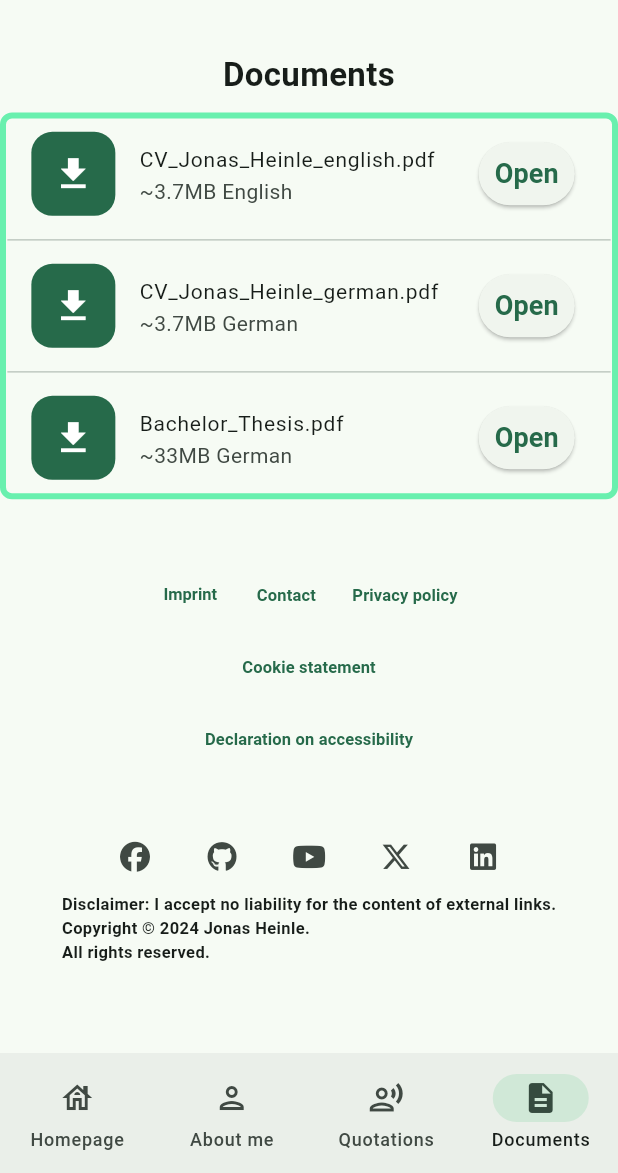
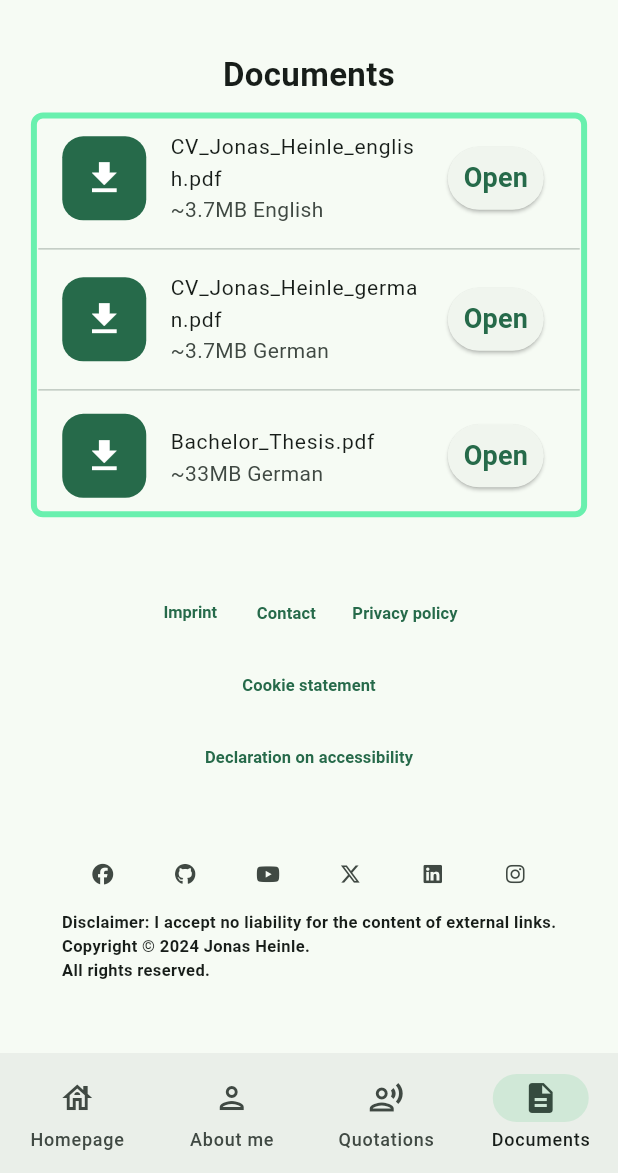
Before and after one commit to Kataglyphis/jotrockenmitlocken, a Flutter app: the screen it shows after launch, item 4 of the bottom bar chosen, on a phone screen of 412 x 824 dp, the part 63-1236 px from its top. Run offline on Flutter 3.47's test engine with Material 3 defaults, Android fonts, the phone set to English and light mode, and no system bars; our stand-ins replace csv, flutter_markdown, font_awesome_flutter, syncfusion_flutter_charts; missing offline and left inert: dart:html, flutter_markdown_latex, markdown; generated files the repository leaves out were written again.

Commit message:
minor bug fixes

```diff
--- a/lib/AboutMe/about_me_table.dart
+++ b/lib/AboutMe/about_me_table.dart
@@ -96,7 +96,7 @@ class AboutMeTableState extends State<AboutMeTable> {
             height: 10,
           ),
           const SocialMediaWidgets(
-            iconSize: 35,
+            iconSize: 28,
           ),
           const SizedBox(
             height: 10,
--- a/lib/AboutMe/socialMedia/social_media_widgets.dart
+++ b/lib/AboutMe/socialMedia/social_media_widgets.dart
@@ -75,6 +75,21 @@ class SocialMediaWidgets extends StatelessWidget {
           BrowserHelper.launchInBrowser(toLaunch);
         },
       ),
+      SizedBox(
+        width: iconSize / 2,
+      ),
+      IconButton(
+        iconSize: iconSize,
+        icon: const FaIcon(FontAwesomeIcons.instagram),
+        // color: Colors.black,
+        onPressed: () {
+          final Uri toLaunch = Uri(
+              scheme: 'https',
+              host: 'instagram.com',
+              path: 'jotrockenmitlocken');
+          BrowserHelper.launchInBrowser(toLaunch);
+        },
+      ),
     ];
   }
 
--- a/lib/DocumentPage/document_table.dart
+++ b/lib/DocumentPage/document_table.dart
@@ -39,11 +39,11 @@ class AboutMeTableState extends State<DocumentTable> {
   double getDocumentTableWidth() {
     var currentWidth = MediaQuery.of(context).size.width;
     if (currentWidth <= narrowScreenWidthThreshold) {
-      return currentWidth;
-    } else if (currentWidth <= largeWidthBreakpoint) {
       return currentWidth * 0.9;
+    } else if (currentWidth <= mediumWidthBreakpoint) {
+      return currentWidth * 0.8;
     } else {
-      return currentWidth * 0.8;
+      return currentWidth * 0.5;
     }
   }
 
--- a/lib/Media/markdown_page.dart
+++ b/lib/Media/markdown_page.dart
@@ -86,10 +86,10 @@ To calculate the area of an equilateral triangle using trigonometric functions,
     var currentWidth = MediaQuery.of(context).size.width;
     if (currentWidth <= narrowScreenWidthThreshold) {
       return currentWidth * 0.9;
-    } else if (currentWidth <= largeWidthBreakpoint) {
-      return currentWidth * 0.8;
+    } else if (currentWidth <= mediumWidthBreakpoint) {
+      return currentWidth * 0.7;
     } else {
-      return currentWidth * 0.8;
+      return currentWidth * 0.6;
     }
   }
 
--- a/lib/footer.dart
+++ b/lib/footer.dart
@@ -22,7 +22,7 @@ class _Footer extends State<Footer> {
   Widget createTextButtons() {
     var currentWidth = MediaQuery.of(context).size.width;
     var align = MainAxisAlignment.start;
-    if (currentWidth < narrowScreenWidthThreshold) {
+    if (currentWidth < mediumWidthBreakpoint) {
       align = MainAxisAlignment.center;
     }
     return Column(
@@ -115,14 +115,14 @@ class _Footer extends State<Footer> {
   Widget createSocialIconsAndLiabilityWidgets() {
     var currentWidth = MediaQuery.of(context).size.width;
     var align = MainAxisAlignment.start;
-    if (currentWidth < narrowScreenWidthThreshold) {
+    if (currentWidth < mediumWidthBreakpoint) {
       align = MainAxisAlignment.center;
     }
     return Column(
-      mainAxisAlignment: MainAxisAlignment.center,
+      mainAxisAlignment: align,
       crossAxisAlignment: CrossAxisAlignment.center,
       children: [
-        SocialMediaWidgets(iconSize: 20),
+        SocialMediaWidgets(iconSize: 14),
         Row(
             mainAxisAlignment: align,
             crossAxisAlignment: CrossAxisAlignment.center,
@@ -142,7 +142,7 @@ class _Footer extends State<Footer> {
   Widget build(BuildContext context) {
     var currentWidth = MediaQuery.of(context).size.width;
     TextStyle textStyleFooter = const TextStyle(fontSize: 11);
-    if (currentWidth < narrowScreenWidthThreshold) {
+    if (currentWidth < mediumWidthBreakpoint) {
       return Column(
         children: [
           const SizedBox(
--- a/lib/home.dart
+++ b/lib/home.dart
@@ -363,12 +363,6 @@ class _HomeState extends State<Home> with SingleTickerProviderStateMixin {
             AboutMeTable(
                 useOtherLanguageMode: useOtherLanguageMode,
                 colorSelected: colorSelected),
-            if (currentWidth < mediumWidthBreakpoint) ...[
-              Footer(
-                selectedIndex: selectedIndex,
-                onSelectItem: onSelectItem,
-              )
-            ]
           ];
           double marginSkillTable = 0;
           double paddingSkillTable = 5;
@@ -390,6 +384,12 @@ class _HomeState extends State<Home> with SingleTickerProviderStateMixin {
             const SizedBox(
               height: 40,
             ),
+            if (currentWidth < mediumWidthBreakpoint) ...[
+              Footer(
+                selectedIndex: selectedIndex,
+                onSelectItem: onSelectItem,
+              )
+            ]
           ];
           return createOneTwoTransisionWidget(
               childWidgetsLeftPage, childWidgetsRightPage, showNavBarExample);
```
Also changed, not shown: 6 other files.
